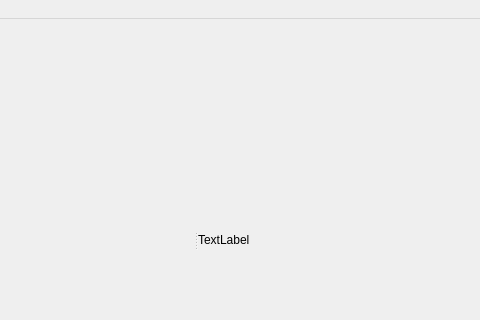
Qt form app/mainwindow.ui (BeerPong-Sentinel/vision-system) before a commit; both pictures show x 210 to 690 and y 0 to 320 of the 800 by 600 pixel window.
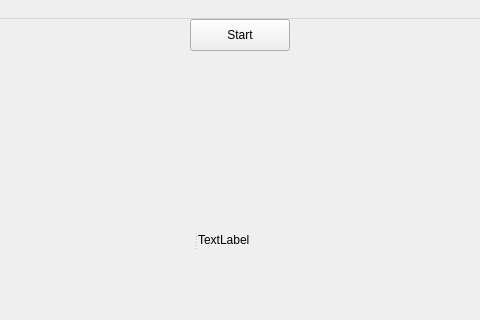
The same form after that commit.

Commit message: Added Button to Start/Stop Camera Capture Main Thread, Changed ConfigData pipeline in cameracontroller

The edit to the form file:
```diff
--- a/app/mainwindow.ui
+++ b/app/mainwindow.ui
@@ -428,6 +428,22 @@
      <string>Next Capture:</string>
     </property>
    </widget>
+   <widget class="QPushButton" name="EnablePipelineButton">
+    <property name="geometry">
+     <rect>
+      <x>400</x>
+      <y>0</y>
+      <width>100</width>
+      <height>32</height>
+     </rect>
+    </property>
+    <property name="text">
+     <string>Start</string>
+    </property>
+    <property name="checkable">
+     <bool>true</bool>
+    </property>
+   </widget>
   </widget>
   <widget class="QMenuBar" name="menubar">
    <property name="geometry">
```
Left out of the diff: 2 changed lines with no effect on the pictures. The commit also changes 9 other files.
